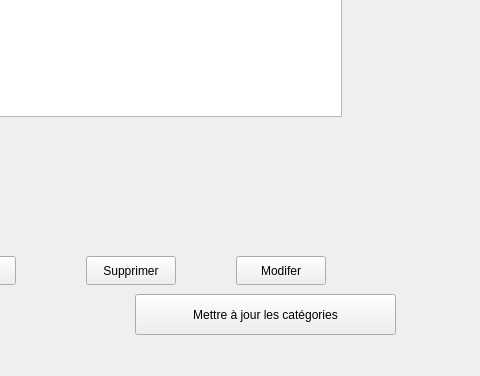
hamzamadhi05-byte/SmartWaterFactory, file mainwindow.ui: the form before one commit; both pictures show x 414 to 894 and y 224 to 600 of the 1323 by 600 pixel window.
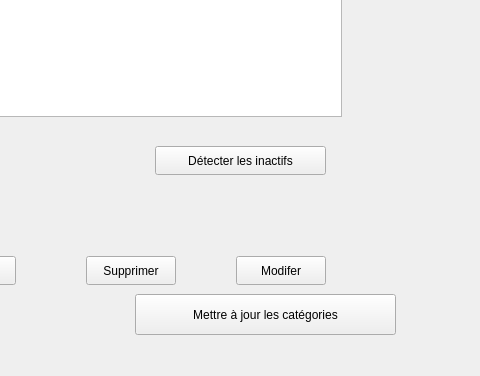
The form after the commit.

Commit message: Innovant 2 clients inactifs

What changed in the file:
```diff
--- a/mainwindow.ui
+++ b/mainwindow.ui
@@ -263,6 +263,19 @@
      <string>Mettre à jour les catégories</string>
     </property>
    </widget>
+   <widget class="QPushButton" name="btnInactifs">
+    <property name="geometry">
+     <rect>
+      <x>569</x>
+      <y>370</y>
+      <width>171</width>
+      <height>29</height>
+     </rect>
+    </property>
+    <property name="text">
+     <string>Détecter les inactifs</string>
+    </property>
+   </widget>
   </widget>
   <widget class="QMenuBar" name="menubar">
    <property name="geometry">
```
The commit also changes 4 other files.
